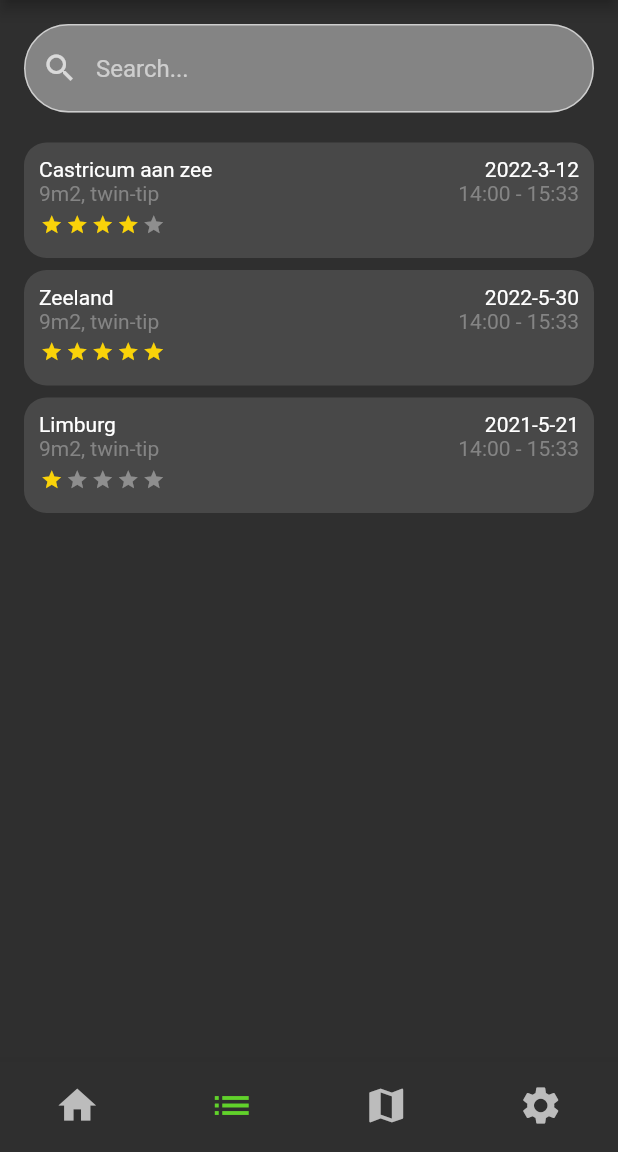
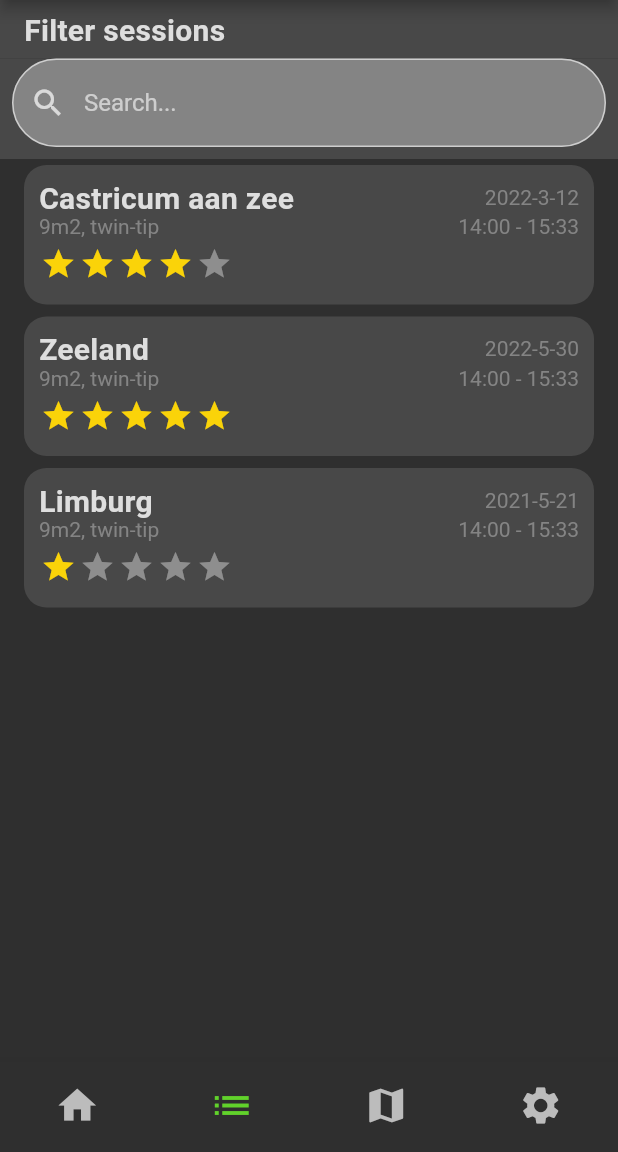
Before and after one commit to KevinBreurken/HvA-Project-MAD-Kite, a Flutter app: the screen it shows after launch, item 2 of the bottom bar chosen, on a phone screen of 412 x 824 dp, the part 84-1236 px from its top. Run offline on Flutter 3.47's test engine with Material 2 defaults, Android fonts, the phone set to English and light mode, and no system bars; drawn by our look-alikes of flutter_rating_bar; our stand-ins replace flutter_svg, shared_preferences, stop_watch_timer.

Commit message:
Updated session page theming

```diff
--- a/lib/page/location_list_page.dart
+++ b/lib/page/location_list_page.dart
@@ -53,7 +53,7 @@ class _LocationListPage extends State<LocationListPage> {
               Container(
                 padding: const EdgeInsets.fromLTRB(16, 8, 16, 8),
                 decoration: BoxDecoration(
-                  color: Theme.of(context).backgroundColor,
+                  color: DARK_BACKGROUND_SECONDARY,
                 ),
                 child: Row(
                   children: [
@@ -83,7 +83,7 @@ class _LocationListPage extends State<LocationListPage> {
               Container(
                 padding: const EdgeInsets.fromLTRB(16, 8, 16, 8),
                 decoration: BoxDecoration(
-                  color: HexColor('484848'),
+                  color: DARK_BACKGROUND_SECONDARY,
                 ),
                 child: Row(
                   children: [
@@ -112,7 +112,7 @@ class _LocationListPage extends State<LocationListPage> {
               Container(
                 padding: const EdgeInsets.fromLTRB(16, 8, 16, 8),
                 decoration: BoxDecoration(
-                  color: HexColor('484848'),
+                  color: DARK_BACKGROUND_SECONDARY,
                 ),
                 child: Row(
                   children: [
@@ -133,8 +133,9 @@ class _LocationListPage extends State<LocationListPage> {
                   controller: controller,
                   decoration: InputDecoration(
                       filled: true,
-                      fillColor: HexColor('848484'),
+                      fillColor: LIGHT_THIRTH_TEXT,
                       prefixIcon: const Icon(Icons.search),
+                      focusColor: LIGHT_THIRTH_TEXT,
                       hintText: 'Search...',
                       border: OutlineInputBorder(
                         borderRadius: BorderRadius.circular(30),
--- a/lib/page/my_sessions_page.dart
+++ b/lib/page/my_sessions_page.dart
@@ -18,29 +18,46 @@ class _MySessionsPageState extends State<MySessionsPage>
   Widget build(BuildContext context) => Scaffold(
       appBar: null,
       backgroundColor: DARK_BACKGROUND_PRIMARY,
-      body: Column(
-        children: <Widget> [
+      body: Column(children: <Widget>[
         Container(
-            margin: const EdgeInsets.fromLTRB(16, 16, 16, 16),
+          child: Expanded(child:Column(
+            children: [
+              Container(
+                padding: const EdgeInsets.fromLTRB(16, 8, 16, 8),
+                decoration: BoxDecoration(
+                  color: DARK_BACKGROUND_SECONDARY,
+                ),
+                child: Row(
+                  children: [
+                    Text(
+                      'Filter sessions',
+                      textAlign: TextAlign.left,
+                      style: Theme.of(context).textTheme.titleLarge,
+                    ),
+                  ],
+                ),
+              ),
+              Container(
+                decoration: BoxDecoration(
+                  color: HexColor('484848'),
+                ),
+                padding: const EdgeInsets.fromLTRB(8, 0, 8, 8),
                 child: TextField(
                   controller: controller,
                   decoration: InputDecoration(
-
                       filled: true,
-                fillColor: HexColor('848484'),
-                prefixIcon: const Icon(Icons.search,),
+                      fillColor: LIGHT_THIRTH_TEXT,
+                      prefixIcon: const Icon(Icons.search),
+                      focusColor: LIGHT_THIRTH_TEXT,
                       hintText: 'Search...',
                       border: OutlineInputBorder(
                         borderRadius: BorderRadius.circular(30),
-
                       ),
                       focusedBorder: OutlineInputBorder(
                           borderSide: BorderSide(color: PRIMARY),
-                  borderRadius: BorderRadius.circular(30)
-                )
+                          borderRadius: BorderRadius.circular(30))),
+                  onChanged: searchSession,
                 ),
-              onChanged: searchSession,
-            )
               ),
               Expanded(
                 child: ListView.builder(
@@ -49,59 +66,98 @@ class _MySessionsPageState extends State<MySessionsPage>
                       final session = sessions[index];
 
                       return Container(
-                  padding: const EdgeInsets.symmetric(horizontal: 10, vertical: 10),
+                        padding:
+                        const EdgeInsets.symmetric(horizontal: 10, vertical: 10),
                         margin: const EdgeInsets.fromLTRB(16, 4, 16, 4),
                         decoration: BoxDecoration(
                             color: HexColor('484848'),
-                    borderRadius: BorderRadius.circular(15)
-                    ),
-
+                            borderRadius: BorderRadius.circular(15)),
                         child: Column(
                             crossAxisAlignment: CrossAxisAlignment.start,
                             children: [
-                      Row(children: [
-                        Text(session.locationName, style: TextStyle(color: HexColor("FFFFFF"))),
+                              Row(
+                                children: [
+                                  Text(session.locationName,
+                                      style: Theme.of(context).textTheme.titleLarge),
                                   const Spacer(),
-                        Text(session.date, style: TextStyle(color: HexColor("FFFFFF")))
+                                  Text(session.date,
+                                      style: Theme.of(context)
+                                          .textTheme
+                                          .bodySmall
+                                          ?.copyWith(color: DARK_THIRTH_TEXT))
                                 ],
                               ),
-                      Row(children: [
-                        Text(session.gear, style: TextStyle(color: HexColor("848484")),),
+                              Row(
+                                children: [
+                                  Text(
+                                    session.gear,
+                                    style: Theme.of(context)
+                                        .textTheme
+                                        .bodySmall
+                                        ?.copyWith(color: DARK_THIRTH_TEXT),
+                                  ),
                                   const Spacer(),
-                        Text(session.start + " - " + session.end, style: TextStyle(color: HexColor("848484")),)
+                                  Text(
+                                    session.start + " - " + session.end,
+                                    style: Theme.of(context)
+                                        .textTheme
+                                        .bodySmall
+                                        ?.copyWith(color: DARK_THIRTH_TEXT),
+                                  )
                                 ],
                               ),
-
                               Padding(
                                 padding: const EdgeInsets.symmetric(vertical: 5),
                                 child: Row(
                                   children: [
                                     RatingBarIndicator(
-                                itemSize: 15,
+                                      itemSize: 24,
                                       direction: Axis.horizontal,
-                                itemPadding: const EdgeInsets.symmetric(horizontal: 1),
+                                      itemPadding:
+                                      const EdgeInsets.symmetric(horizontal: 1),
                                       itemCount: 5,
                                       rating: session.rating,
-                                itemBuilder: (context, _) =>  Icon(
+                                      itemBuilder: (context, _) => Icon(
                                         Icons.star,
                                         color: HexColor("FAD309"),
-                              ), )
+                                      ),
+                                    )
                                   ],
                                 ),
                               )
-                    ]
+                            ]),
+                      );
+                    }),
+              )
+            ],),
           ),
-                );
-            }
         ),
-          )
-        ]
-      )
-      );
-
+        // Container(
+        //   decoration: BoxDecoration(
+        //     color: HexColor('484848'),
+        //   ),
+        //   padding: const EdgeInsets.fromLTRB(8, 0, 8, 8),
+        //   child: TextField(
+        //     controller: controller,
+        //     decoration: InputDecoration(
+        //         filled: true,
+        //         fillColor: LIGHT_THIRTH_TEXT,
+        //         prefixIcon: const Icon(Icons.search),
+        //         focusColor: LIGHT_THIRTH_TEXT,
+        //         hintText: 'Search...',
+        //         border: OutlineInputBorder(
+        //           borderRadius: BorderRadius.circular(30),
+        //         ),
+        //         focusedBorder: OutlineInputBorder(
+        //             borderSide: BorderSide(color: PRIMARY),
+        //             borderRadius: BorderRadius.circular(30))),
+        //     onChanged: searchSession,
+        //   ),
+        // ),
+      ]));
 
   void searchSession(String query) {
-    final suggestions = allSessions.where((session){
+    final suggestions = allSessions.where((session) {
       final sessionLocation = session.locationName.toLowerCase();
       final input = query.toLowerCase();
 
--- a/lib/theme/custom_theme.dart
+++ b/lib/theme/custom_theme.dart
@@ -30,7 +30,7 @@ ThemeData customDarkTheme() {
             fontFamily: 'Roboto',
             letterSpacing: 0.2),
         headlineSmall: TextStyle(
-            color: DARK_PRIMARY_TEXT, fontWeight: FontWeight.w200,fontSize: 20, fontFamily: 'Roboto'),
+            color: DARK_PRIMARY_TEXT,fontSize: 20, fontFamily: 'Roboto'),
         bodySmall: TextStyle(
             color: DARK_BODY_SMALL, fontSize: 14, fontFamily: 'Roboto'),
         bodyMedium: TextStyle(
```
Lines whose indentation alone changed are shown as unchanged.
